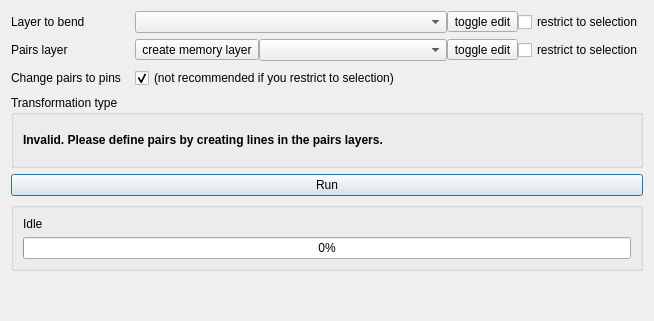
The window that ui_main.ui (olivierdalang/RasterBender) describes before a commit, drawn with Qt 5.
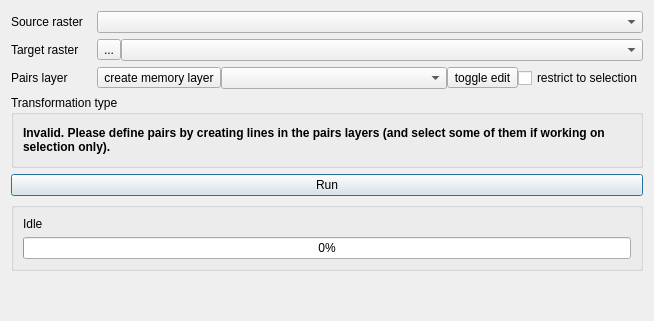
The same window after the commit. The open tabs and pages were chosen to show the change. Icons and pictures are not drawn.

```diff
--- a/ui_main.ui
+++ b/ui_main.ui
@@ -35,7 +35,7 @@
       </sizepolicy>
      </property>
      <property name="text">
-      <string>Layer to bend</string>
+      <string>Source raster</string>
      </property>
      <property name="alignment">
       <set>Qt::AlignLeading|Qt::AlignLeft|Qt::AlignVCenter</set>
@@ -54,30 +54,34 @@
        </property>
       </widget>
      </item>
-     <item>
-      <widget class="QToolButton" name="editModeButton_toBendLayer">
-       <property name="text">
-        <string>toggle edit</string>
-       </property>
-       <property name="icon">
-        <iconset>
-         <normaloff>resources/mIconEditable.png</normaloff>resources/mIconEditable.png</iconset>
-       </property>
-       <property name="checkable">
-        <bool>true</bool>
-       </property>
-      </widget>
-     </item>
-     <item>
-      <widget class="QCheckBox" name="restrictBox_toBendLayer">
-       <property name="text">
-        <string>restrict to selection</string>
-       </property>
-      </widget>
-     </item>
     </layout>
    </item>
    <item row="1" column="0">
+    <widget class="QLabel" name="label_10">
+     <property name="text">
+      <string>Target raster</string>
+     </property>
+    </widget>
+   </item>
+   <item row="1" column="1">
+    <layout class="QHBoxLayout" name="horizontalLayout_8">
+     <item>
+      <widget class="QToolButton" name="createTargetRasterButton">
+       <property name="text">
+        <string>...</string>
+       </property>
+       <property name="icon">
+        <iconset>
+         <normaloff>resources/raster-create.png</normaloff>resources/raster-create.png</iconset>
+       </property>
+      </widget>
+     </item>
+     <item>
+      <widget class="QComboBox" name="targetRasterComboBox"/>
+     </item>
+    </layout>
+   </item>
+   <item row="2" column="0">
     <widget class="QLabel" name="label">
      <property name="sizePolicy">
       <sizepolicy hsizetype="Expanding" vsizetype="Preferred">
@@ -93,7 +97,7 @@
      </property>
     </widget>
    </item>
-   <item row="1" column="1">
+   <item row="2" column="1">
     <layout class="QHBoxLayout" name="horizontalLayout_2">
      <item>
       <widget class="QToolButton" name="createMemoryLayerButton">
@@ -139,33 +143,6 @@
      </item>
     </layout>
    </item>
-   <item row="2" column="0">
-    <widget class="QLabel" name="label_5">
-     <property name="text">
-      <string>Change pairs to pins</string>
-     </property>
-    </widget>
-   </item>
-   <item row="2" column="1">
-    <layout class="QHBoxLayout" name="horizontalLayout">
-     <item>
-      <widget class="QCheckBox" name="pairsToPinsCheckBox">
-       <property name="minimumSize">
-        <size>
-         <width>0</width>
-         <height>22</height>
-        </size>
-       </property>
-       <property name="text">
-        <string>(not recommended if you restrict to selection)</string>
-       </property>
-       <property name="checked">
-        <bool>true</bool>
-       </property>
-      </widget>
-     </item>
-    </layout>
-   </item>
    <item row="3" column="0" colspan="2">
     <widget class="QGroupBox" name="groupBox_2">
      <property name="title">
@@ -191,11 +168,14 @@
              </font>
             </property>
             <property name="text">
-             <string>Invalid. Please define pairs by creating lines in the pairs layers.</string>
+             <string>Invalid. Please define pairs by creating lines in the pairs layers (and select some of them if working on selection only).</string>
             </property>
             <property name="textFormat">
              <enum>Qt::AutoText</enum>
             </property>
+            <property name="wordWrap">
+             <bool>true</bool>
+            </property>
            </widget>
           </item>
          </layout>
```
Left out of the diff: 14 changed lines with no effect on the pictures.
